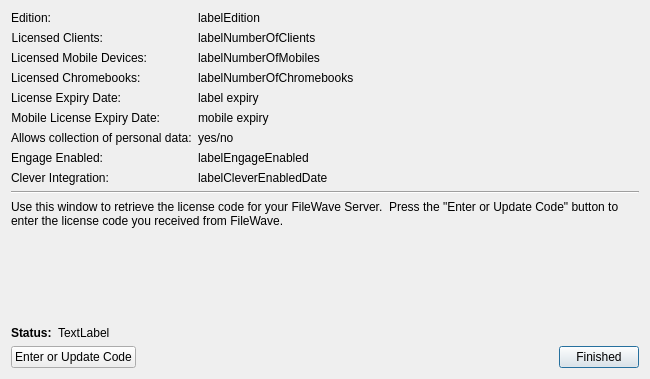
Before: the Qt Designer form FWAdminLib/EditActivationCodesDlg.ui in fw-dev/translations, drawn with Qt 5.
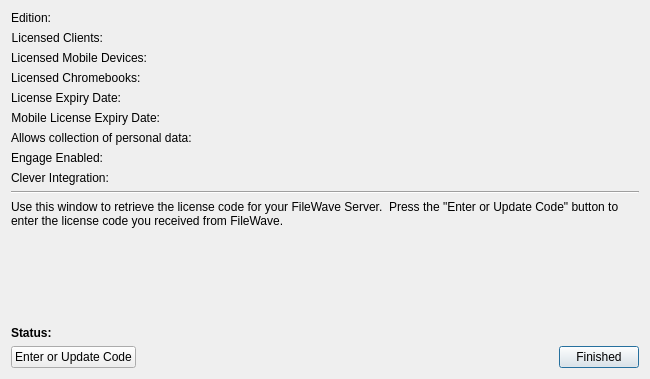
After: the same form once the commit is applied.

Patch:
```diff
--- a/FWAdminLib/EditActivationCodesDlg.ui
+++ b/FWAdminLib/EditActivationCodesDlg.ui
@@ -84,7 +84,7 @@
        <item row="0" column="1">
         <widget class="QLabel" name="labelEdition">
          <property name="text">
-          <string>labelEdition</string>
+          <string/>
          </property>
         </widget>
        </item>
@@ -101,7 +101,7 @@
        <item row="1" column="1">
         <widget class="QLabel" name="labelNumberOfClients">
          <property name="text">
-          <string>labelNumberOfClients</string>
+          <string/>
          </property>
         </widget>
        </item>
@@ -118,7 +118,7 @@
        <item row="2" column="1">
         <widget class="QLabel" name="labelNumberOfMobiles">
          <property name="text">
-          <string>labelNumberOfMobiles</string>
+          <string/>
          </property>
         </widget>
        </item>
@@ -132,7 +132,7 @@
        <item row="3" column="1">
         <widget class="QLabel" name="labelNumberOfChromebooks">
          <property name="text">
-          <string>labelNumberOfChromebooks</string>
+          <string/>
          </property>
         </widget>
        </item>
@@ -149,7 +149,7 @@
        <item row="4" column="1">
         <widget class="QLabel" name="labelExpiryDate">
          <property name="text">
-          <string>label expiry</string>
+          <string/>
          </property>
         </widget>
        </item>
@@ -166,7 +166,7 @@
        <item row="5" column="1">
         <widget class="QLabel" name="labelMovileExpiryDate">
          <property name="text">
-          <string>mobile expiry</string>
+          <string/>
          </property>
         </widget>
        </item>
@@ -180,7 +180,7 @@
        <item row="6" column="1">
         <widget class="QLabel" name="labelAllowUserDataCollection">
          <property name="text">
-          <string>yes/no</string>
+          <string/>
          </property>
         </widget>
        </item>
@@ -194,7 +194,7 @@
        <item row="7" column="1">
         <widget class="QLabel" name="labelEngageEnabled">
          <property name="text">
-          <string>labelEngageEnabled</string>
+          <string/>
          </property>
         </widget>
        </item>
@@ -208,7 +208,7 @@
        <item row="8" column="1">
         <widget class="QLabel" name="labelCleverFromDate">
          <property name="text">
-          <string>labelCleverEnabledDate</string>
+          <string/>
          </property>
         </widget>
        </item>
@@ -267,7 +267,7 @@
         </sizepolicy>
        </property>
        <property name="text">
-        <string>TextLabel</string>
+        <string/>
        </property>
       </widget>
      </item>
```
